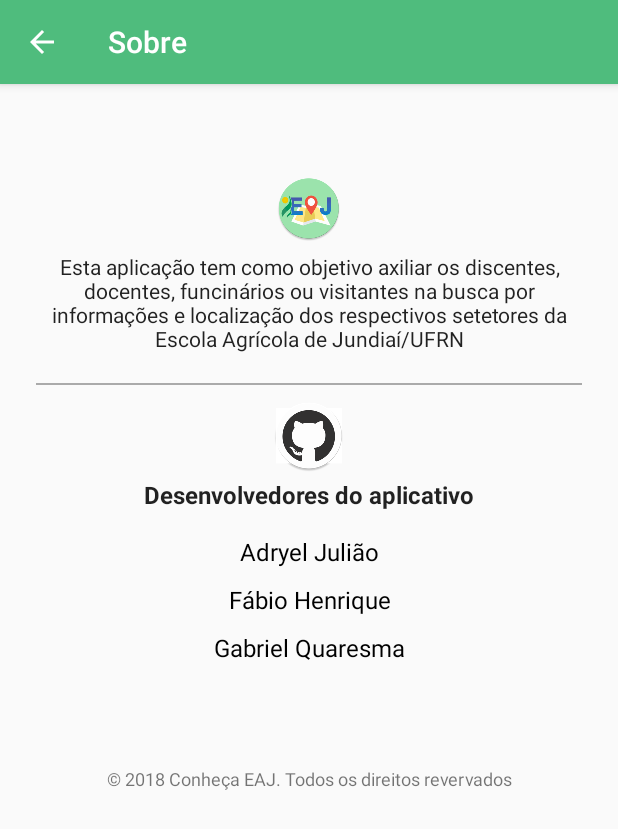
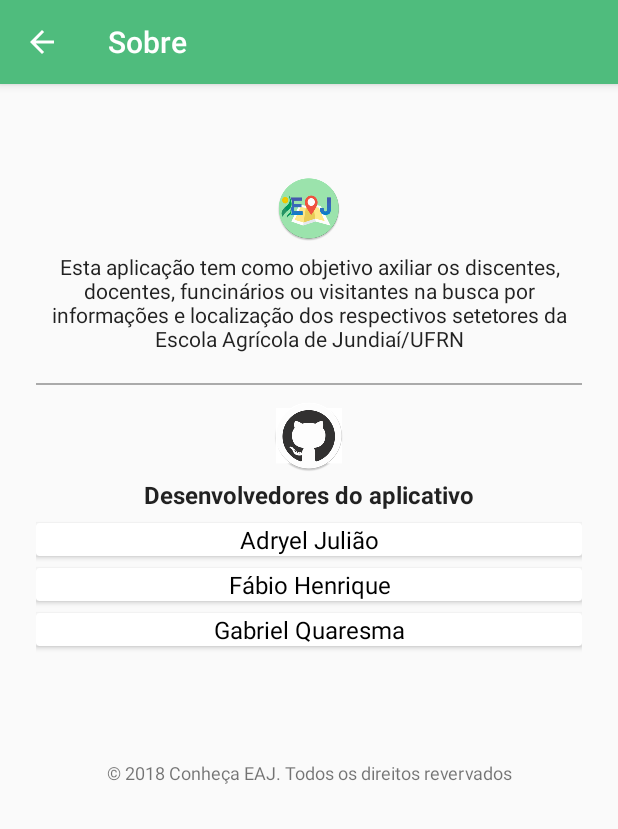
Before and after one commit to fbio1/EAJ, an Android app: the SobreActivity screen opened directly, with no data from a screen before it, on a phone screen of 412 x 824 dp. Shown: the top 829 px of the screen. Run offline under Robolectric (Android 15) with nearby library versions, the phone set to English and light mode, and no system bars.

```diff
--- a/app/src/main/java/com/example/pichau/conheaeaj20/activity/ContatoActivity.java
+++ b/app/src/main/java/com/example/pichau/conheaeaj20/activity/ContatoActivity.java
@@ -19,6 +19,5 @@ public class ContatoActivity extends AppCompatActivity {
 
         ab.setTitle("Contato");
         ab.setDisplayHomeAsUpEnabled(true);
-
     }
 }
--- a/app/src/main/java/com/example/pichau/conheaeaj20/activity/SobreActivity.java
+++ b/app/src/main/java/com/example/pichau/conheaeaj20/activity/SobreActivity.java
@@ -25,7 +25,6 @@ public class SobreActivity extends AppCompatActivity {
         ab.setDisplayHomeAsUpEnabled(true);
 
         LinearLayout linearAdryel = findViewById(R.id.adryel);
-
         linearAdryel.setOnClickListener(new View.OnClickListener() {
             @Override
             public void onClick(View view) {
--- a/app/src/main/res/layout/activity_sobre.xml
+++ b/app/src/main/res/layout/activity_sobre.xml
@@ -68,9 +68,52 @@
                 android:textStyle="bold"
                 android:textSize="16dp"/>
 
+            <android.support.v7.widget.CardView
+                android:layout_width="match_parent"
+                android:layout_height="wrap_content"
+                android:layout_marginTop="8dp">
                 <LinearLayout
                     android:id="@+id/adryel"
-                android:layout_marginTop="16dp"
+                    android:layout_width="match_parent"
+                    android:layout_height="wrap_content"
+                    android:orientation="horizontal">
+                    <TextView
+                        android:layout_width="match_parent"
+                        android:layout_height="wrap_content"
+                        android:gravity="center"
+                        android:text="@string/adryel_juliao"
+                        android:textColor="@android:color/black"
+                        android:textSize="16dp" />
+                </LinearLayout>
+            </android.support.v7.widget.CardView>
+
+            <android.support.v7.widget.CardView
+                android:layout_width="match_parent"
+                android:layout_height="wrap_content"
+                android:layout_marginTop="8dp">
+                <LinearLayout
+                    android:id="@+id/fabio"
+                    android:layout_width="match_parent"
+                    android:layout_height="wrap_content"
+                    android:orientation="horizontal">
+                    <TextView
+                        android:layout_width="0dp"
+                        android:layout_height="wrap_content"
+                        android:layout_gravity="center"
+                        android:layout_weight="8"
+                        android:gravity="center"
+                        android:text="@string/fabio_henrique"
+                        android:textColor="@android:color/black"
+                        android:textSize="16dp" />
+                </LinearLayout>
+            </android.support.v7.widget.CardView>
+
+            <android.support.v7.widget.CardView
+                android:layout_width="match_parent"
+                android:layout_height="wrap_content"
+                android:layout_marginTop="8dp">
+                <LinearLayout
+                    android:id="@+id/joao"
                     android:layout_width="match_parent"
                     android:layout_height="wrap_content"
                     android:orientation="horizontal">
@@ -81,50 +124,18 @@
                         android:layout_gravity="center"
                         android:layout_weight="8"
                         android:gravity="center"
-                    android:text="@string/adryel_juliao"
+                        android:text="@string/gabriel_quaresma"
                         android:textColor="@android:color/black"
                         android:textSize="16dp" />
                 </LinearLayout>
+            </android.support.v7.widget.CardView>
 
-
-            <LinearLayout
-                android:id="@+id/fabio"
+            <android.support.v7.widget.CardView
                 android:layout_width="match_parent"
                 android:layout_height="wrap_content"
-                android:layout_marginTop="10dp"
-                android:orientation="horizontal">
-
-                <TextView
-                    android:layout_width="0dp"
-                    android:layout_height="wrap_content"
-                    android:layout_gravity="center"
-                    android:layout_weight="8"
-                    android:gravity="center"
-                    android:text="@string/fabio_henrique"
-                    android:textColor="@android:color/black"
-
-                    android:textSize="16dp" />
-            </LinearLayout>
-
-
-            <LinearLayout
-                android:id="@+id/joao"
-                android:layout_width="match_parent"
-                android:layout_height="wrap_content"
-                android:orientation="horizontal"
-                android:layout_marginTop="10dp">
-
-                <TextView
-                    android:layout_width="0dp"
-                    android:layout_height="wrap_content"
-                    android:layout_gravity="center"
-                    android:layout_weight="8"
-                    android:gravity="center"
-                    android:text="@string/gabriel_quaresma"
-
-                    android:textColor="@android:color/black"
-                    android:textSize="16dp" />
-            </LinearLayout>
+                android:layout_marginTop="8dp"
+                android:visibility="invisible">
+            </android.support.v7.widget.CardView>
         </LinearLayout>
 
     <TextView
--- a/app/src/main/res/layout/app_bar_main.xml
+++ b/app/src/main/res/layout/app_bar_main.xml
@@ -6,7 +6,7 @@
     android:layout_width="match_parent"
     android:layout_height="match_parent"
     android:theme="@style/AppTheme.PopupOverlay"
-    tools:context=".activity.MainActivity">
+    tools:context="com.example.pichau.conheaeaj20.activity.MainActivity">
 
     <android.support.design.widget.AppBarLayout
         android:layout_width="match_parent"
```
Also changed, not shown: app/src/main/AndroidManifest.xml (+4 -15 lines), app/src/main/ic_feedback-web.png, app/src/main/res/mipmap-hdpi/ic_feedback.png, app/src/main/res/mipmap-mdpi/ic_feedback.png, app/src/main/res/mipmap-xhdpi/ic_feedback.png, app/src/main/res/mipmap-xxhdpi/ic_feedback.png, app/src/main/res/mipmap-xxxhdpi/ic_feedback.png. Lines whose indentation alone changed are shown as unchanged.
